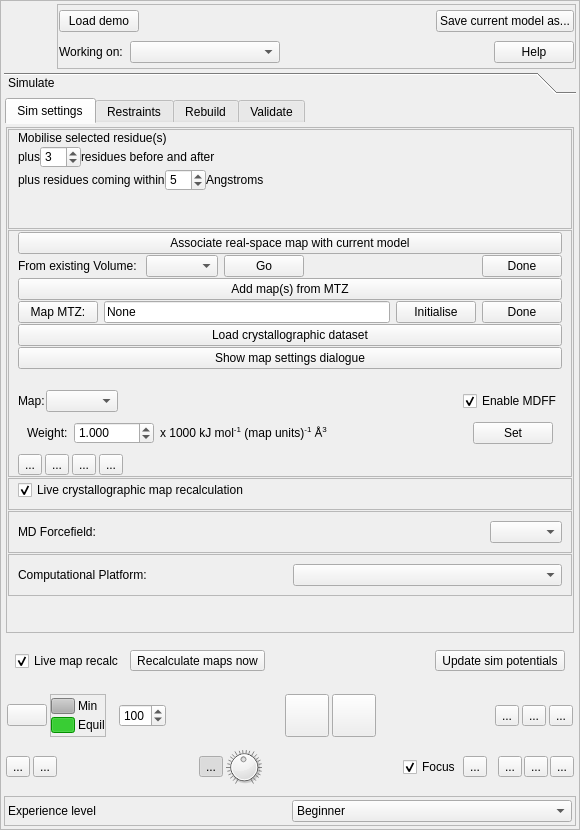
First picture: the form in isolde/src/ui/IsoldeFrame.ui, repository tristanic/isolde, before the edit.
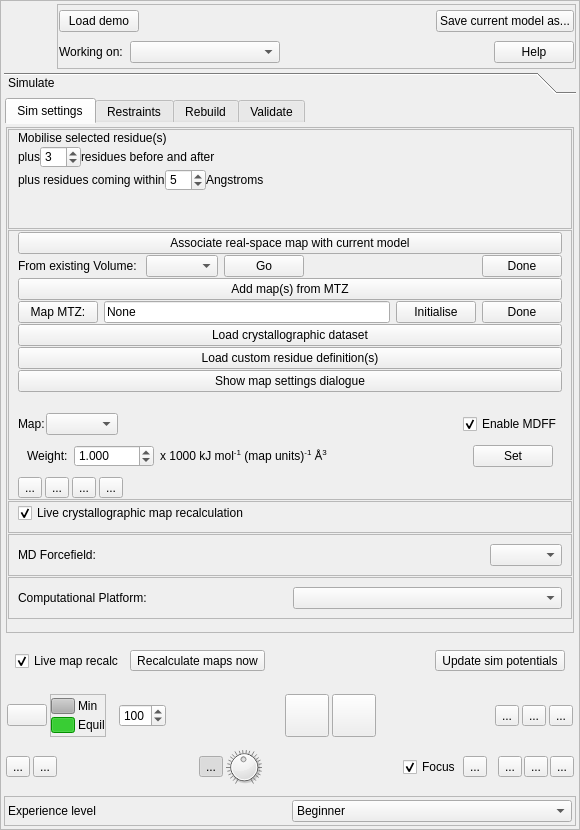
Second picture: the form after the edit. Icons and pictures are not drawn.

Commit message: Ability to add custom ffXML files via GUI.

```diff
--- a/isolde/src/ui/IsoldeFrame.ui
+++ b/isolde/src/ui/IsoldeFrame.ui
@@ -363,9 +363,9 @@
                 <property name="geometry">
                  <rect>
                   <x>0</x>
-                  <y>-54</y>
+                  <y>0</y>
                   <width>542</width>
-                  <height>658</height>
+                  <height>695</height>
                  </rect>
                 </property>
                 <layout class="QVBoxLayout" name="verticalLayout_8" stretch="0,0,0,0,0,0">
@@ -682,6 +682,13 @@
                       </property>
                      </widget>
                     </item>
+                    <item>
+                     <widget class="QPushButton" name="_sim_basic_ff_file_load_button">
+                      <property name="text">
+                       <string>Load custom residue definition(s)</string>
+                      </property>
+                     </widget>
+                    </item>
                     <item>
                      <widget class="QPushButton" name="_sim_basic_xtal_map_settings_show_button">
                       <property name="text">
```
Left out of the diff: 10 changed lines with no effect on the pictures. The commit also changes 2 other files.
